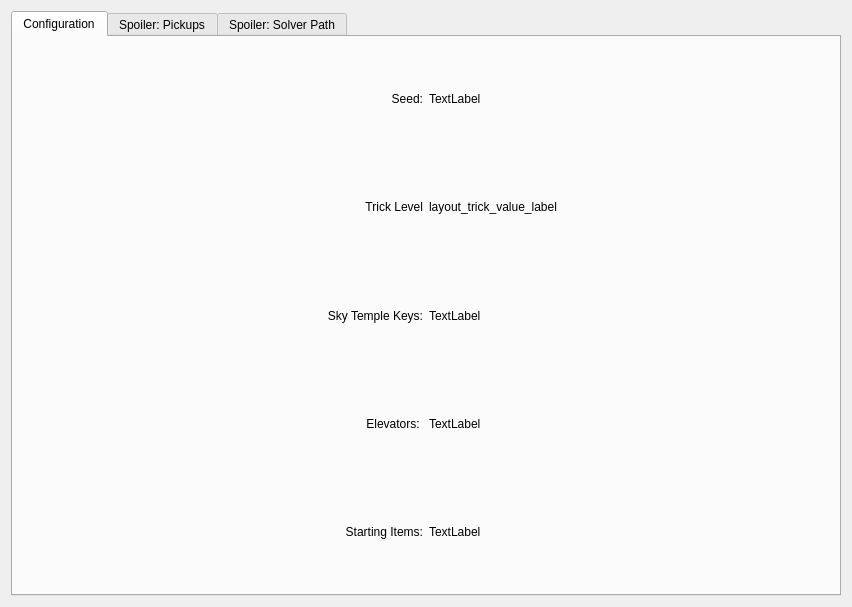
Qt form randovania/gui/seed_details_window.ui (randovania/randovania) before a commit.
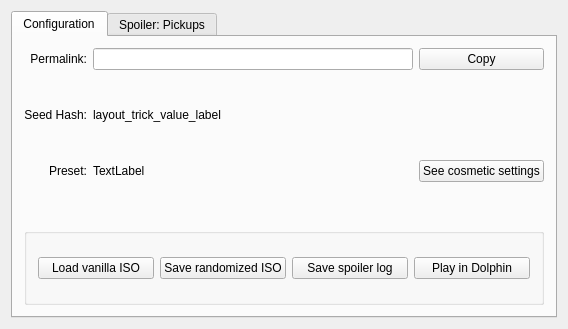
The same form after that commit.

Commit message: Using SeedDetailsWindow for showing the LayoutDescription

```diff
--- a/randovania/gui/seed_details_window.ui
+++ b/randovania/gui/seed_details_window.ui
@@ -6,8 +6,8 @@
    <rect>
     <x>0</x>
     <y>0</y>
-    <width>852</width>
-    <height>607</height>
+    <width>568</width>
+    <height>329</height>
    </rect>
   </property>
   <property name="windowTitle">
@@ -34,16 +34,53 @@
         <string>Configuration</string>
        </attribute>
        <layout class="QGridLayout" name="gridLayout_4">
-        <item row="1" column="0">
-         <widget class="QLabel" name="layout_trick_text_label">
+        <item row="2" column="0">
+         <widget class="QLabel" name="layout_preset_text_label">
           <property name="text">
-           <string>Trick Level</string>
+           <string>Preset:</string>
           </property>
           <property name="alignment">
            <set>Qt::AlignRight|Qt::AlignTrailing|Qt::AlignVCenter</set>
           </property>
          </widget>
         </item>
+        <item row="4" column="0" colspan="3">
+         <widget class="QGroupBox" name="iso_box">
+          <property name="title">
+           <string/>
+          </property>
+          <layout class="QHBoxLayout" name="horizontalLayout">
+           <item>
+            <widget class="QPushButton" name="load_game_button">
+             <property name="text">
+              <string>Load vanilla ISO</string>
+             </property>
+            </widget>
+           </item>
+           <item>
+            <widget class="QPushButton" name="export_iso_button">
+             <property name="text">
+              <string>Save randomized ISO</string>
+             </property>
+            </widget>
+           </item>
+           <item>
+            <widget class="QPushButton" name="export_log_button">
+             <property name="text">
+              <string>Save spoiler log</string>
+             </property>
+            </widget>
+           </item>
+           <item>
+            <widget class="QPushButton" name="play_dolphin_button">
+             <property name="text">
+              <string>Play in Dolphin</string>
+             </property>
+            </widget>
+           </item>
+          </layout>
+         </widget>
+        </item>
         <item row="1" column="1">
          <widget class="QLabel" name="layout_trick_value_label">
           <property name="text">
@@ -51,43 +88,6 @@
           </property>
          </widget>
         </item>
-        <item row="0" column="1">
-         <widget class="QLabel" name="layout_seed_value_label">
-          <property name="text">
-           <string>TextLabel</string>
-          </property>
-         </widget>
-        </item>
-        <item row="4" column="0">
-         <widget class="QLabel" name="layout_elevators_text_label">
-          <property name="text">
-           <string>Elevators: </string>
-          </property>
-          <property name="alignment">
-           <set>Qt::AlignRight|Qt::AlignTrailing|Qt::AlignVCenter</set>
-          </property>
-         </widget>
-        </item>
-        <item row="2" column="0">
-         <widget class="QLabel" name="layout_keys_text_label">
-          <property name="text">
-           <string>Sky Temple Keys:</string>
-          </property>
-          <property name="alignment">
-           <set>Qt::AlignRight|Qt::AlignTrailing|Qt::AlignVCenter</set>
-          </property>
-         </widget>
-        </item>
-        <item row="0" column="0">
-         <widget class="QLabel" name="layout_seed_text_label">
-          <property name="text">
-           <string>Seed:</string>
-          </property>
-          <property name="alignment">
-           <set>Qt::AlignRight|Qt::AlignTrailing|Qt::AlignVCenter</set>
-          </property>
-         </widget>
-        </item>
         <item row="2" column="1">
          <widget class="QLabel" name="layout_keys_value_label">
           <property name="text">
@@ -95,33 +95,63 @@
           </property>
          </widget>
         </item>
-        <item row="4" column="1">
-         <widget class="QLabel" name="layout_elevators_value_label">
-          <property name="text">
-           <string>TextLabel</string>
-          </property>
-         </widget>
-        </item>
-        <item row="5" column="0">
-         <widget class="QLabel" name="layout_starting_items_text_label">
-          <property name="text">
-           <string>Starting Items:</string>
-          </property>
-          <property name="alignment">
-           <set>Qt::AlignRight|Qt::AlignTrailing|Qt::AlignVCenter</set>
-          </property>
-         </widget>
-        </item>
-        <item row="5" column="1">
-         <widget class="QLabel" name="layout_starting_items_value_label">
-          <property name="text">
-           <string>TextLabel</string>
-          </property>
-          <property name="wordWrap">
+        <item row="0" column="1">
+         <widget class="QLineEdit" name="layout_permalink_edit">
+          <property name="readOnly">
            <bool>true</bool>
           </property>
          </widget>
         </item>
+        <item row="0" column="2">
+         <widget class="QPushButton" name="layout_permalink_copy_button">
+          <property name="text">
+           <string>Copy</string>
+          </property>
+         </widget>
+        </item>
+        <item row="2" column="2">
+         <widget class="QPushButton" name="cosmetic_settings_button">
+          <property name="text">
+           <string>See cosmetic settings</string>
+          </property>
+         </widget>
+        </item>
+        <item row="1" column="0">
+         <widget class="QLabel" name="layout_seed_hash_text_label">
+          <property name="text">
+           <string>Seed Hash:</string>
+          </property>
+          <property name="alignment">
+           <set>Qt::AlignRight|Qt::AlignTrailing|Qt::AlignVCenter</set>
+          </property>
+         </widget>
+        </item>
+        <item row="0" column="0">
+         <widget class="QLabel" name="layout_permalink_text_label">
+          <property name="text">
+           <string>Permalink:</string>
+          </property>
+          <property name="alignment">
+           <set>Qt::AlignRight|Qt::AlignTrailing|Qt::AlignVCenter</set>
+          </property>
+         </widget>
+        </item>
+        <item row="3" column="1">
+         <spacer name="verticalSpacer">
+          <property name="orientation">
+           <enum>Qt::Vertical</enum>
+          </property>
+          <property name="sizeType">
+           <enum>QSizePolicy::Fixed</enum>
+          </property>
+          <property name="sizeHint" stdset="0">
+           <size>
+            <width>20</width>
+            <height>40</height>
+           </size>
+          </property>
+         </spacer>
+        </item>
        </layout>
       </widget>
       <widget class="QWidget" name="pickup_tab">
@@ -194,55 +224,6 @@
         </item>
        </layout>
       </widget>
-      <widget class="QWidget" name="solver_path">
-       <attribute name="title">
-        <string>Spoiler: Solver Path</string>
-       </attribute>
-       <layout class="QGridLayout" name="gridLayout_5">
-        <item row="0" column="0">
-         <widget class="QScrollArea" name="solver_path_scroll_area">
-          <property name="verticalScrollBarPolicy">
-           <enum>Qt::ScrollBarAlwaysOn</enum>
-          </property>
-          <property name="sizeAdjustPolicy">
-           <enum>QAbstractScrollArea::AdjustToContents</enum>
-          </property>
-          <property name="widgetResizable">
-           <bool>true</bool>
-          </property>
-          <property name="alignment">
-           <set>Qt::AlignLeading|Qt::AlignLeft|Qt::AlignTop</set>
-          </property>
-          <widget class="QWidget" name="solver_path_contents">
-           <property name="geometry">
-            <rect>
-             <x>0</x>
-             <y>0</y>
-             <width>796</width>
-             <height>521</height>
-            </rect>
-           </property>
-           <layout class="QVBoxLayout" name="verticalLayout_2">
-            <item>
-             <layout class="QVBoxLayout" name="solver_path_content_layout">
-              <item>
-               <widget class="QLabel" name="label">
-                <property name="text">
-                 <string>Check the exported log file.</string>
-                </property>
-                <property name="alignment">
-                 <set>Qt::AlignLeading|Qt::AlignLeft|Qt::AlignTop</set>
-                </property>
-               </widget>
-              </item>
-             </layout>
-            </item>
-           </layout>
-          </widget>
-         </widget>
-        </item>
-       </layout>
-      </widget>
      </widget>
     </item>
    </layout>
```
Left out of the diff: 12 changed lines with no effect on the pictures. The commit also changes 4 other files.
